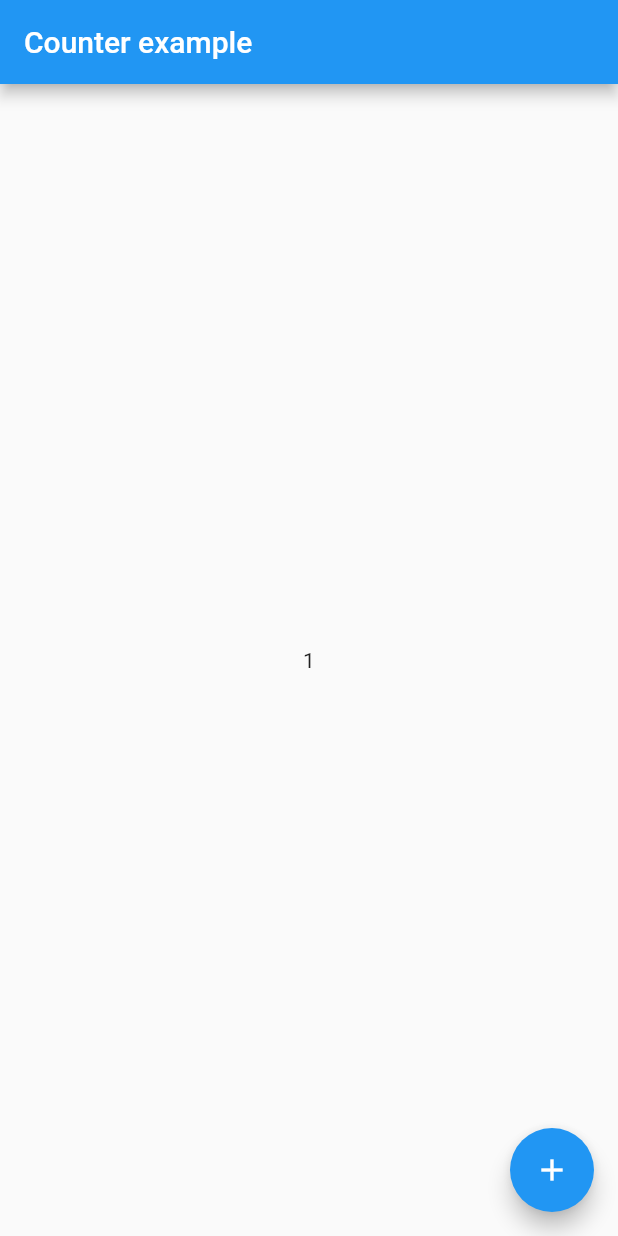
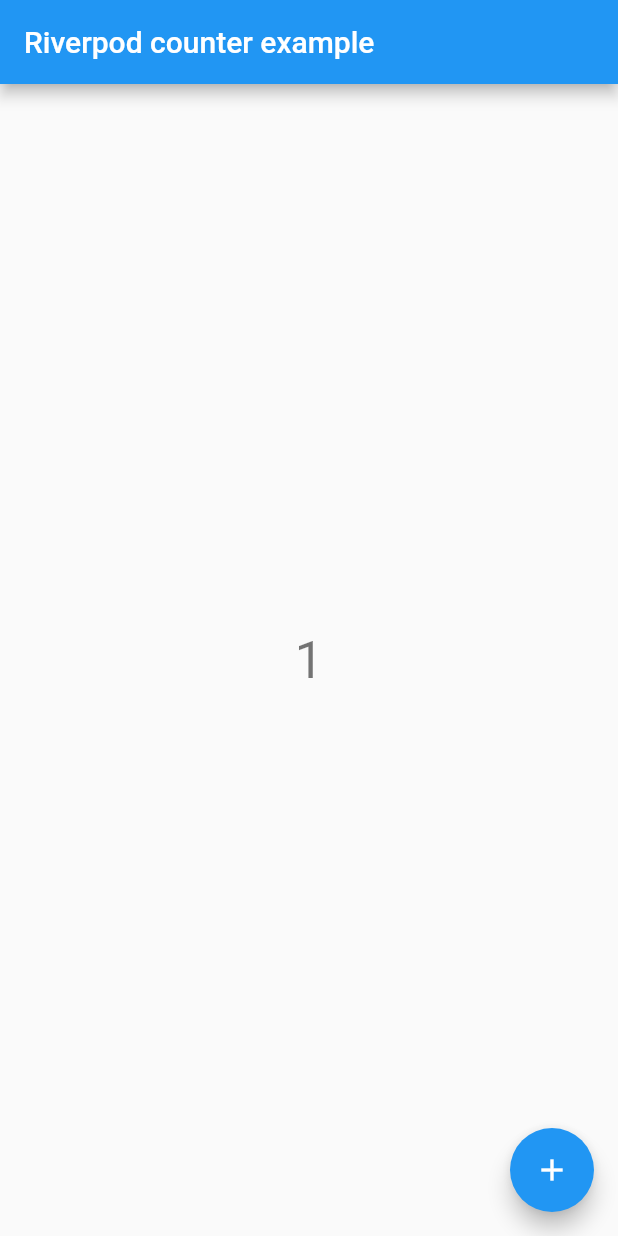
Before and after one commit to runble1/hooks_riverpod_tutorial, a Flutter app: the screen it shows after launch, after a tap on the "add" icon, on a phone screen of 412 x 824 dp. Run offline on Flutter 3.47's test engine with Material 2 defaults, Android fonts, the phone set to English and light mode, and no system bars; our stand-ins replace hooks_riverpod.

Commit message:
Change hooks_riverpod

```diff
--- a/lib/app.dart
+++ b/lib/app.dart
@@ -1,12 +1,14 @@
 import 'package:flutter/material.dart';
 
-import 'home.dart';
+import 'widget.dart';
 
 class MyApp extends StatelessWidget {
   const MyApp({Key? key}) : super(key: key);
 
   @override
   Widget build(BuildContext context) {
-    return MaterialApp(home: Home());
+    return const MaterialApp(
+      home: MyHomePage(),
+    );
   }
 }
--- a/lib/home.dart
+++ /dev/null
@@ -1,26 +0,0 @@
-import 'package:flutter/material.dart';
-import 'package:flutter_riverpod/flutter_riverpod.dart';
-
-/// Providers are declared globally and specify how to create a state
-final counterProvider = StateProvider((ref) => 0);
-
-class Home extends ConsumerWidget {
-  @override
-  Widget build(BuildContext context, WidgetRef ref) {
-    return Scaffold(
-      appBar: AppBar(title: const Text('Counter example')),
-      body: Center(
-        // Consumer is a widget that allows you reading providers.
-        child: Consumer(builder: (context, ref, _) {
-          final count = ref.watch(counterProvider.state).state;
-          return Text('$count');
-        }),
-      ),
-      floatingActionButton: FloatingActionButton(
-        // The read method is a utility to read a provider without listening to it
-        onPressed: () => ref.read(counterProvider.state).state++,
-        child: const Icon(Icons.add),
-      ),
-    );
-  }
-}
--- a/lib/main.dart
+++ b/lib/main.dart
@@ -1,11 +1,12 @@
 import 'package:flutter/material.dart';
-import 'package:flutter_riverpod/flutter_riverpod.dart';
+import 'package:hooks_riverpod/hooks_riverpod.dart';
 
 import 'app.dart';
 
 void main() {
   runApp(
-    // Adding ProviderScope enables Riverpod for the entire project
-    const ProviderScope(child: MyApp()),
+    const ProviderScope(
+      child: MyApp(),
+    ),
   );
 }
--- /dev/null
+++ b/lib/provider.dart
@@ -0,0 +1,10 @@
+import 'package:flutter/material.dart';
+import 'package:hooks_riverpod/hooks_riverpod.dart';
+
+final counterProvider = StateNotifierProvider<Counter, int>((_) => Counter());
+
+class Counter extends StateNotifier<int> {
+  Counter() : super(0);
+
+  void increment() => state++;
+}
--- /dev/null
+++ b/lib/widget.dart
@@ -0,0 +1,29 @@
+import 'package:flutter/material.dart';
+import 'package:hooks_riverpod/hooks_riverpod.dart';
+
+import 'provider.dart';
+
+class MyHomePage extends HookConsumerWidget {
+  const MyHomePage({Key? key}) : super(key: key);
+
+  @override
+  Widget build(BuildContext context, WidgetRef ref) {
+    final count = ref.watch(counterProvider);
+
+    return Scaffold(
+      appBar: AppBar(
+        title: const Text('Riverpod counter example'),
+      ),
+      body: Center(
+        child: Text(
+          '$count',
+          style: Theme.of(context).textTheme.headline4,
+        ),
+      ),
+      floatingActionButton: FloatingActionButton(
+        onPressed: () => ref.read(counterProvider.notifier).increment(),
+        child: const Icon(Icons.add),
+      ),
+    );
+  }
+}
```
